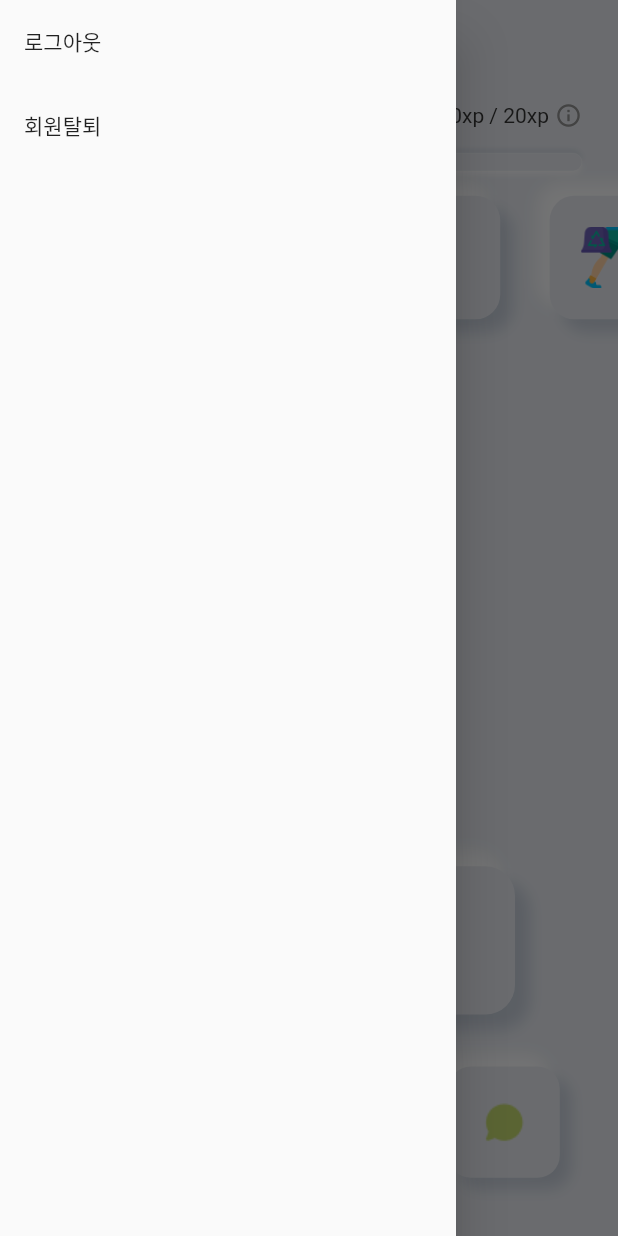
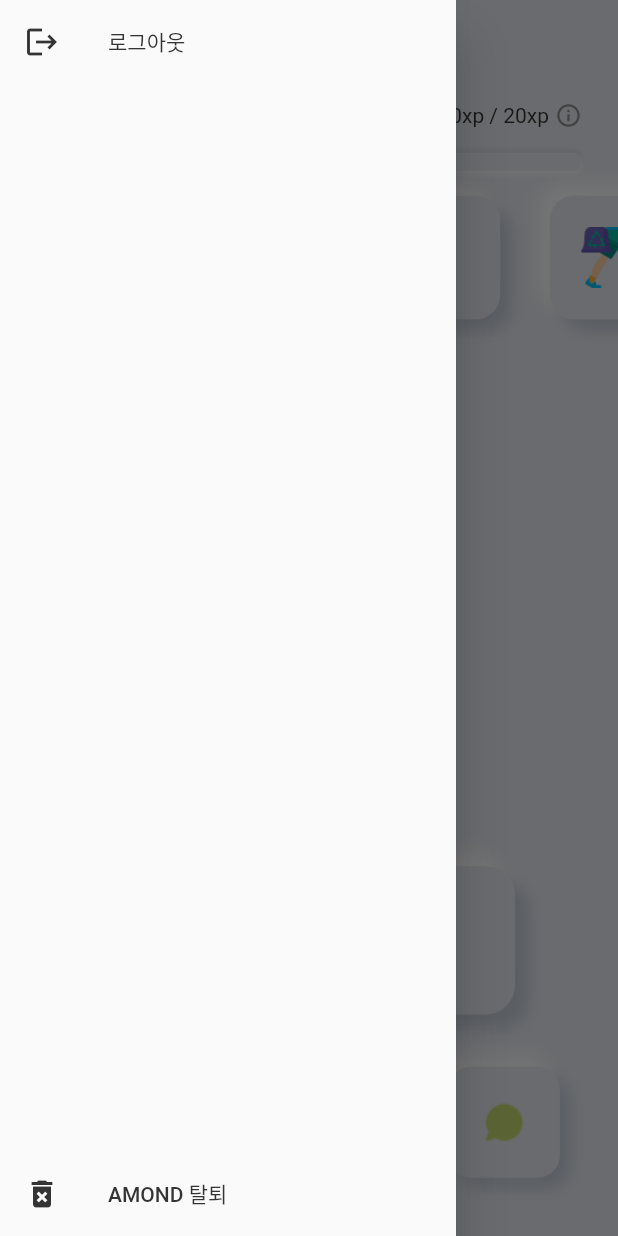
Before and after one commit to SWM-NiceGuy/SavingZoo-Client, a Flutter app: the MainScreen screen opened by its route, with the side drawer open, on a phone screen of 412 x 824 dp. Run offline on Flutter 3.47's test engine with Material 2 defaults, Android fonts, the phone set to English and light mode, and no system bars; our stand-ins replace firebase_auth, firebase_core, lottie, permission_handler, shared_preferences, sign_in_with_apple; missing offline and left inert: jose, kakao_flutter_sdk, qr_code_scanner, word_break_text; accounts and stored records are empty.

Commit message:
update: 로그아웃과 회원 탈퇴 디자인 수정

```diff
--- a/lib/presentation/screens/main_screen.dart
+++ b/lib/presentation/screens/main_screen.dart
@@ -26,10 +26,19 @@ class _MainScreenState extends State<MainScreen> {
     final authController = context.read<AuthController>();
     return Scaffold(
       drawer: Drawer(
-        child: ListView(
+        child: SafeArea(
+          child: Column(
+            mainAxisAlignment: MainAxisAlignment.spaceBetween,
             children: [
               ListTile(
-              title: Text('로그아웃'),
+                leading: const Icon(
+                  Icons.logout,
+                  color: blackColor,
+                ),
+                title: const Text(
+                  '로그아웃',
+                  style: TextStyle(color: blackColor),
+                ),
                 onTap: () async {
                   try {
                     await authController.logout();
@@ -41,7 +50,14 @@ class _MainScreenState extends State<MainScreen> {
                 },
               ),
               ListTile(
-              title: Text('회원탈퇴'),
+                leading: const Icon(
+                  Icons.delete_forever,
+                  color: blackColor,
+                ),
+                title: const Text(
+                  'AMOND 탈퇴',
+                  style: TextStyle(color: blackColor),
+                ),
                 onTap: () async {
                   try {
                     await authController.resign();
@@ -53,6 +69,7 @@ class _MainScreenState extends State<MainScreen> {
                 },
               )
             ],
+          ),
         ),
       ),
       appBar: AppBar(
```
Lines whose indentation alone changed are shown as unchanged.
